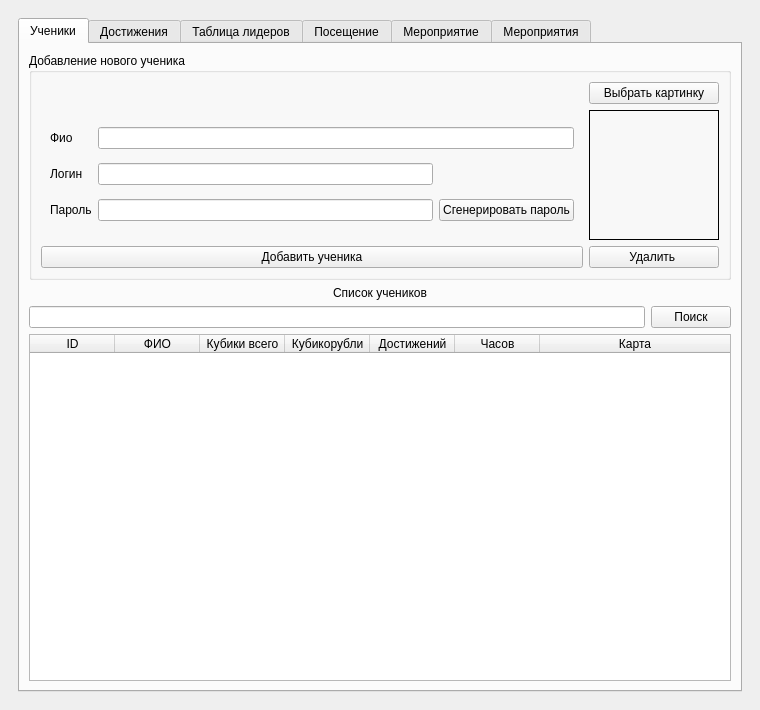
Before: the Qt Designer form main_ui_proba.ui in Dimarom4/SmartQube, drawn with Qt 5.
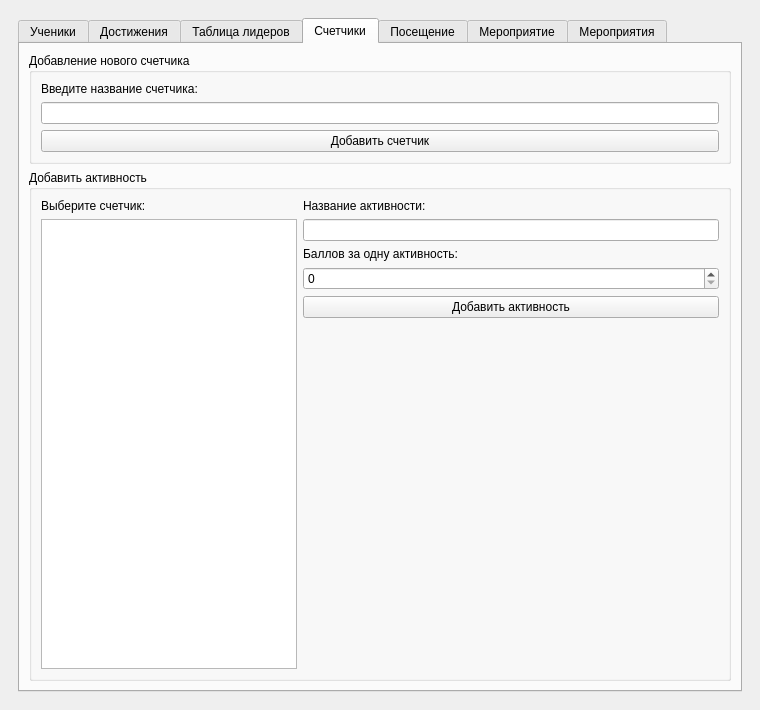
After: the same form once the commit is applied. Icons and pictures are not drawn.

Patch:
```diff
--- a/main_ui_proba.ui
+++ b/main_ui_proba.ui
@@ -69,7 +69,7 @@
            <enum>QTabWidget::Rounded</enum>
           </property>
           <property name="currentIndex">
-           <number>0</number>
+           <number>3</number>
           </property>
           <property name="documentMode">
            <bool>false</bool>
@@ -286,7 +286,7 @@
                <bool>true</bool>
               </property>
               <attribute name="horizontalHeaderVisible">
-               <bool>true</bool>
+               <bool>false</bool>
               </attribute>
               <attribute name="horizontalHeaderCascadingSectionResizes">
                <bool>false</bool>
@@ -770,6 +770,175 @@
             </item>
            </layout>
           </widget>
+          <widget class="QWidget" name="tab_3">
+           <attribute name="title">
+            <string>Счетчики</string>
+           </attribute>
+           <layout class="QGridLayout" name="gridLayout_9">
+            <item row="0" column="0">
+             <widget class="QGroupBox" name="groupBox">
+              <property name="sizePolicy">
+               <sizepolicy hsizetype="Preferred" vsizetype="Maximum">
+                <horstretch>0</horstretch>
+                <verstretch>0</verstretch>
+               </sizepolicy>
+              </property>
+              <property name="title">
+               <string>Добавление нового счетчика</string>
+              </property>
+              <layout class="QGridLayout" name="gridLayout_10">
+               <item row="2" column="0">
+                <widget class="QPushButton" name="pushButton_4">
+                 <property name="text">
+                  <string>Добавить счетчик</string>
+                 </property>
+                </widget>
+               </item>
+               <item row="1" column="0">
+                <widget class="QLineEdit" name="lineEdit_2"/>
+               </item>
+               <item row="0" column="0">
+                <widget class="QLabel" name="label_6">
+                 <property name="text">
+                  <string>Введите название счетчика:</string>
+                 </property>
+                </widget>
+               </item>
+              </layout>
+             </widget>
+            </item>
+            <item row="1" column="0">
+             <widget class="QGroupBox" name="groupBox_2">
+              <property name="title">
+               <string>Добавить активность</string>
+              </property>
+              <layout class="QGridLayout" name="gridLayout_11">
+               <item row="2" column="2">
+                <widget class="QLabel" name="label_8">
+                 <property name="sizePolicy">
+                  <sizepolicy hsizetype="Preferred" vsizetype="Maximum">
+                   <horstretch>0</horstretch>
+                   <verstretch>0</verstretch>
+                  </sizepolicy>
+                 </property>
+                 <property name="text">
+                  <string>Баллов за одну активность:</string>
+                 </property>
+                </widget>
+               </item>
+               <item row="3" column="2">
+                <widget class="QSpinBox" name="spinBox"/>
+               </item>
+               <item row="0" column="0">
+                <widget class="QLabel" name="label_9">
+                 <property name="sizePolicy">
+                  <sizepolicy hsizetype="Preferred" vsizetype="Maximum">
+                   <horstretch>0</horstretch>
+                   <verstretch>0</verstretch>
+                  </sizepolicy>
+                 </property>
+                 <property name="text">
+                  <string>Выберите счетчик:</string>
+                 </property>
+                </widget>
+               </item>
+               <item row="0" column="2">
+                <widget class="QLabel" name="label_7">
+                 <property name="sizePolicy">
+                  <sizepolicy hsizetype="Preferred" vsizetype="Maximum">
+                   <horstretch>0</horstretch>
+                   <verstretch>0</verstretch>
+                  </sizepolicy>
+                 </property>
+                 <property name="text">
+                  <string>Название активности:</string>
+                 </property>
+                </widget>
+               </item>
+               <item row="1" column="2">
+                <widget class="QLineEdit" name="lineEdit_3"/>
+               </item>
+               <item row="4" column="2">
+                <widget class="QPushButton" name="pushButton_5">
+                 <property name="sizePolicy">
+                  <sizepolicy hsizetype="Minimum" vsizetype="Maximum">
+                   <horstretch>0</horstretch>
+                   <verstretch>0</verstretch>
+                  </sizepolicy>
+                 </property>
+                 <property name="text">
+                  <string>Добавить активность</string>
+                 </property>
+                </widget>
+               </item>
+               <item row="5" column="2">
+                <spacer name="verticalSpacer">
+                 <property name="orientation">
+                  <enum>Qt::Vertical</enum>
+                 </property>
+                 <property name="sizeHint" stdset="0">
+                  <size>
+                   <width>20</width>
+                   <height>40</height>
+                  </size>
+                 </property>
+                </spacer>
+               </item>
+               <item row="1" column="0" rowspan="5" colspan="2">
+                <widget class="QTableWidget" name="tableWidget">
+                 <property name="frameShape">
+                  <enum>QFrame::StyledPanel</enum>
+                 </property>
+                 <property name="frameShadow">
+                  <enum>QFrame::Sunken</enum>
+                 </property>
+                 <property name="verticalScrollMode">
+                  <enum>QAbstractItemView::ScrollPerPixel</enum>
+                 </property>
+                 <property name="horizontalScrollMode">
+                  <enum>QAbstractItemView::ScrollPerPixel</enum>
+                 </property>
+                 <property name="showGrid">
+                  <bool>true</bool>
+                 </property>
+                 <property name="gridStyle">
+                  <enum>Qt::SolidLine</enum>
+                 </property>
+                 <property name="sortingEnabled">
+                  <bool>true</bool>
+                 </property>
+                 <property name="cornerButtonEnabled">
+                  <bool>true</bool>
+                 </property>
+                 <attribute name="horizontalHeaderVisible">
+                  <bool>false</bool>
+                 </attribute>
+                 <attribute name="horizontalHeaderHighlightSections">
+                  <bool>true</bool>
+                 </attribute>
+                 <attribute name="verticalHeaderVisible">
+                  <bool>false</bool>
+                 </attribute>
+                 <attribute name="verticalHeaderHighlightSections">
+                  <bool>true</bool>
+                 </attribute>
+                 <column>
+                  <property name="text">
+                   <string>Название</string>
+                  </property>
+                 </column>
+                 <column>
+                  <property name="text">
+                   <string>Выбран</string>
+                  </property>
+                 </column>
+                </widget>
+               </item>
+              </layout>
+             </widget>
+            </item>
+           </layout>
+          </widget>
           <widget class="QWidget" name="lessons">
            <attribute name="title">
             <string>Посещение</string>
```
Left out of the diff: 4 changed lines with no effect on the pictures.
